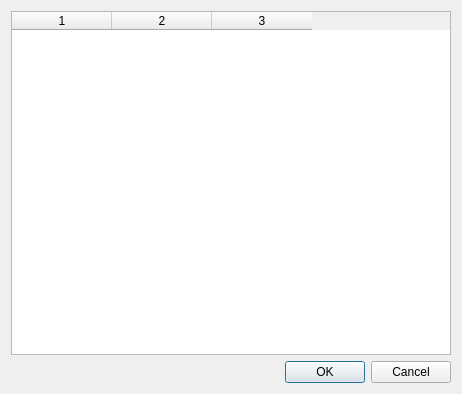
Before: the Qt Designer form alarmsdialog.ui in pavelrangelov/qclock, drawn with Qt 5.
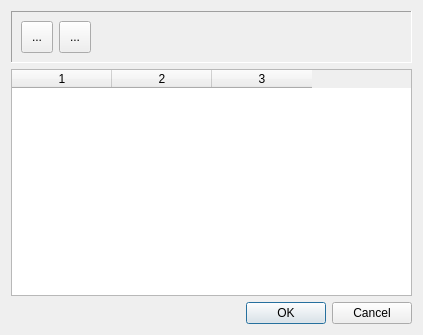
After: the same form once the commit is applied.

Diff of the .ui file:
```diff
--- a/alarmsdialog.ui
+++ b/alarmsdialog.ui
@@ -6,14 +6,83 @@
    <rect>
     <x>0</x>
     <y>0</y>
-    <width>462</width>
-    <height>394</height>
+    <width>423</width>
+    <height>335</height>
    </rect>
   </property>
   <property name="windowTitle">
    <string>Dialog</string>
   </property>
   <layout class="QVBoxLayout" name="verticalLayout">
+   <item>
+    <widget class="QFrame" name="frameToolbar">
+     <property name="frameShape">
+      <enum>QFrame::Panel</enum>
+     </property>
+     <property name="frameShadow">
+      <enum>QFrame::Sunken</enum>
+     </property>
+     <layout class="QHBoxLayout" name="horizontalLayout">
+      <item>
+       <widget class="QToolButton" name="toolNew">
+        <property name="minimumSize">
+         <size>
+          <width>32</width>
+          <height>32</height>
+         </size>
+        </property>
+        <property name="toolTip">
+         <string>New Alarm</string>
+        </property>
+        <property name="text">
+         <string>...</string>
+        </property>
+        <property name="iconSize">
+         <size>
+          <width>32</width>
+          <height>32</height>
+         </size>
+        </property>
+       </widget>
+      </item>
+      <item>
+       <widget class="QToolButton" name="toolDelete">
+        <property name="minimumSize">
+         <size>
+          <width>32</width>
+          <height>32</height>
+         </size>
+        </property>
+        <property name="toolTip">
+         <string>Delete Alarm</string>
+        </property>
+        <property name="text">
+         <string>...</string>
+        </property>
+        <property name="iconSize">
+         <size>
+          <width>32</width>
+          <height>32</height>
+         </size>
+        </property>
+       </widget>
+      </item>
+      <item>
+       <spacer name="horizontalSpacer">
+        <property name="orientation">
+         <enum>Qt::Horizontal</enum>
+        </property>
+        <property name="sizeHint" stdset="0">
+         <size>
+          <width>40</width>
+          <height>20</height>
+         </size>
+        </property>
+       </spacer>
+      </item>
+     </layout>
+    </widget>
+   </item>
    <item>
     <widget class="QTableWidget" name="tableAlarms">
      <property name="columnCount">
```
